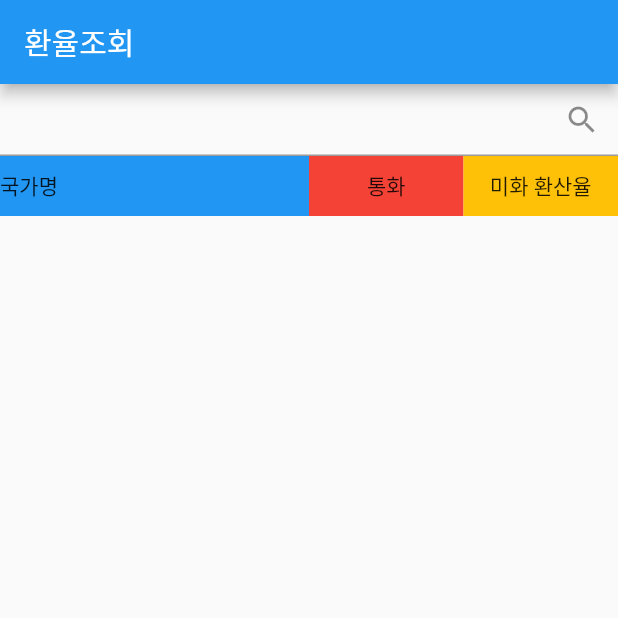
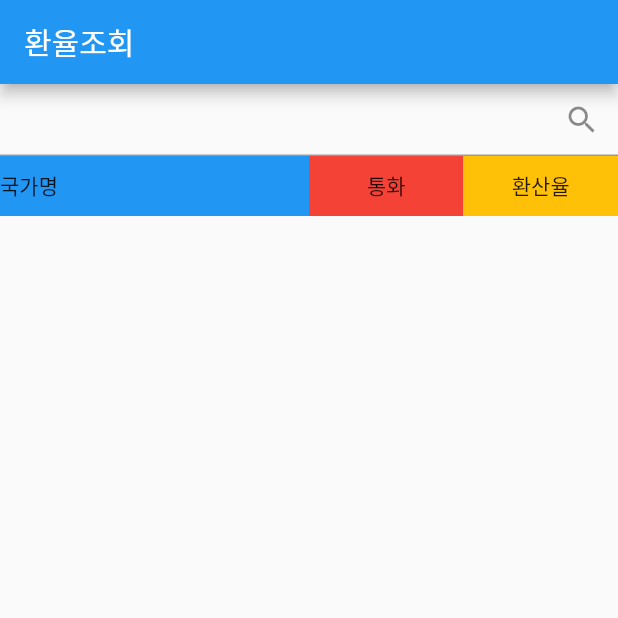
Before and after one commit to ssac-flutter/flutter_exchangerate_app, a Flutter app: the screen it shows after launch, on a phone screen of 412 x 824 dp, the top half of it. Run offline on Flutter 3.47's test engine with Material 2 defaults, Android fonts, the phone set to English and light mode, and no system bars.

Commit message:
chore 미화환산율 -> 환산율

```diff
--- a/lib/main_screen.dart
+++ b/lib/main_screen.dart
@@ -73,7 +73,7 @@ class _MainScreenState extends State<MainScreen> {
                   alignment: Alignment.center,
                   height: 40,
                   color: Colors.amber,
-                  child: const Text("미화 환산율"),
+                  child: const Text("환산율"),
                 ),
               ),
             ],
```
